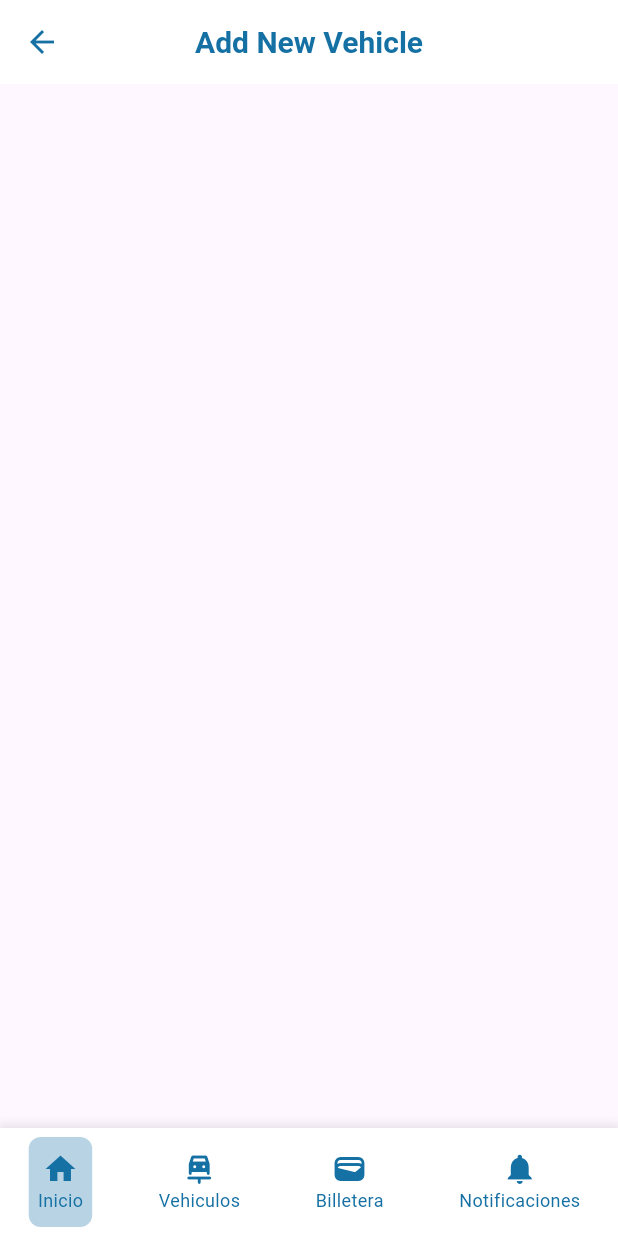
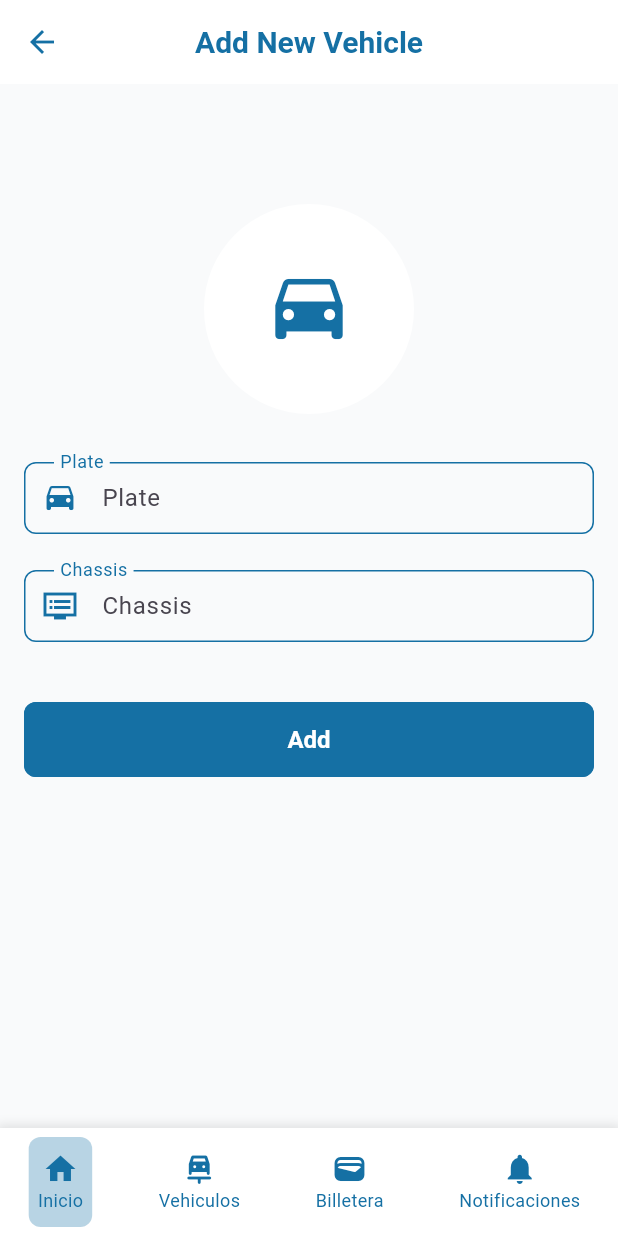
Before and after one commit to JhousefSilva1/st_FrontEnd, a Flutter app: the VehiclesView screen opened by its route, after a tap on the "add" icon, on a phone screen of 412 x 824 dp. Run offline on Flutter 3.47's test engine with Material 3 defaults, Android fonts, the phone set to English and light mode, and no system bars; our stand-ins replace flutter_svg, go_router.

Commit message:
add vehicles view and add vehicles view

```diff
--- a/lib/l10n/intl_en.arb
+++ b/lib/l10n/intl_en.arb
@@ -1,8 +1,10 @@
 {
     "appName": "Smart Tolls",
+    "add": "Add",
     "addVehicles": "Add New Vehicle",
+    "chassis": "Chassis",
+    "confirmPassword": "Confirm Password",
     "createAccount": "Create a new account in Smart Tolls",
-    "confirmPassword": "Confirm Password",
     "dni": "DNI",
     "dontHaveAnAccount": "Don't have an account? ",
     "email": "Email",
@@ -14,6 +16,7 @@
     "name": "Name",
     "next": "Next",
     "password": "Password",
+    "plate": "Plate",
     "phone": "Phone",
     "register": "Register",
     "start": "Start",
--- a/lib/l10n/intl_es.arb
+++ b/lib/l10n/intl_es.arb
@@ -1,8 +1,10 @@
 {
     "appName": "Smart Tolls",
+    "add": "Agregar",
     "addVehicles": "Agregar Nuevo Vehiculo",
+    "chassis": "Chasis",
+    "confirmPassword": "Confirmar contraseña",
     "createAccount": "Crea una nueva cuenta en Smart Tolls",
-    "confirmPassword": "Confirmar contraseña",
     "dni": "Carnet de identidad",
     "dontHaveAccount": "¿No tienes una cuenta? ",
     "email": "Correo electrónico",
@@ -14,6 +16,7 @@
     "name": "Nombres",
     "next": "Siguiente",
     "password": "Contraseña",
+    "plate": "Matrícula",
     "phone": "Telefono",
     "register": "Registrarse",
     "start": "Inicio",
--- a/lib/views/vehicles/add_vehicles_view.dart
+++ b/lib/views/vehicles/add_vehicles_view.dart
@@ -1,5 +1,6 @@
 import 'package:flutter/material.dart';
 import 'package:smarttolls/generated/l10n.dart';
+import 'package:smarttolls/style/app_style.dart';
 import 'package:smarttolls/widgets/widgets.dart';
 
 class AddVehiclesView extends StatelessWidget {
@@ -15,14 +16,42 @@ class AddVehiclesView extends StatelessWidget {
           centerTitle: true,
           text: S.of(context).addVehicles,
         ),
+        backgroundColor: AppStyle.ligthGrey,
         body: SingleChildScrollView(
           child: Padding(
-            padding: EdgeInsets.all(16),
+            padding: const EdgeInsets.all(16),
             child: Column(
               crossAxisAlignment: CrossAxisAlignment.center,
               mainAxisAlignment: MainAxisAlignment.center,
               children: [
-
+                const SizedBox(height: 64),
+                CircleAvatar(
+                  radius: 70,
+                  backgroundColor: AppStyle.white,
+                  child: IconButton(
+                    onPressed: () {},
+                    icon: const Icon(Icons.drive_eta, color: AppStyle.primary, size: 60),
+                  ),
+                ),
+                const SizedBox(height: 32),
+                CustomField(
+                  hintText: S.of(context).plate,
+                  keyboardType: TextInputType.text,
+                  onChanged: (value) {},
+                  prefixIcon: const Icon(Icons.drive_eta),
+                ),
+                const SizedBox(height: 16),
+                CustomField(
+                  hintText: S.of(context).chassis,
+                  keyboardType: TextInputType.text,
+                  onChanged: (value) {},
+                  prefixIcon: const Icon(Icons.dvr_sharp),
+                ),
+                const SizedBox(height: 32),
+                CustomButton(
+                  onPressed: (){},
+                  text: S.of(context).add,
+                ),
               ],
             ),
           ),
--- a/lib/views/vehicles/vehicles_view.dart
+++ b/lib/views/vehicles/vehicles_view.dart
@@ -25,47 +25,50 @@ class VehiclesView extends StatelessWidget {
           centerTitle: true,
           text: S.of(context).vehicles,
         ),
+        backgroundColor: AppStyle.ligthGrey,
         body: SingleChildScrollView(
           child: Padding(
-            padding: const EdgeInsets.all(32),
-            child: ListView.builder(
-              primary: true,
-              shrinkWrap: true,
+            padding: const EdgeInsets.all(16),
+            child: ListView.separated(
+              separatorBuilder: (context, index) => const SizedBox(height: 8),
               itemCount: 10,
               itemBuilder: (context, index) {
-                return Card(
-                  clipBehavior: Clip.antiAlias,
-                  child: Column(
+                return Container(
+                  decoration: BoxDecoration(
+                    border: Border.all(color: AppStyle.white, width: 1),
+                    borderRadius: const BorderRadius.all(Radius.circular(8)),
+                    color: AppStyle.white,
+                    boxShadow: [
+                      BoxShadow(
+                        color: Colors.black.withOpacity(0.1),
+                        blurRadius: 4,
+                        spreadRadius: 1
+                      ),
+                    ]
+                  ),
+                  child: Row(
                     children: [
-                      Image.asset('assets/car.jpg'),
-                      const ListTile(
-                        leading: Icon(Icons.car_repair_outlined, color: AppStyle.primary, size: 30),
-                        title: Text('5617-KNK'),
-                        subtitle: Column(
+                      const SizedBox(width: 8),
+                      Image.asset('assets/car.jpg', height: 120, width: 120),
+                      const SizedBox(width: 8),
+                      const Expanded(
+                        child: Column(
                           crossAxisAlignment: CrossAxisAlignment.start,
                           mainAxisAlignment: MainAxisAlignment.start,
                           children: [
-                            Row(
-                              crossAxisAlignment: CrossAxisAlignment.center,
-                              mainAxisAlignment: MainAxisAlignment.spaceBetween,
-                              children: [
-                                Text(
-                                  'Suzuki, Dzire',
-                                  style: TextStyle(fontSize: 16.0),
-                                ),
-                                Text(
-                                  '2022',
-                                  style: TextStyle(fontSize: 14.0),
-                                ),
-                              ],
-                            )
+                            Text('Suzuki, Dzire', style: TextStyle(fontSize: 16.0, fontWeight: FontWeight.w700)),
+                            Text('5617-KNK', style: TextStyle(fontSize: 14.0, fontWeight: FontWeight.w500)),
+                            Text('2022', style: TextStyle(fontSize: 14.0, fontWeight: FontWeight.w500)),
                           ],
-                        )
-                      ),
+                        ),
+                      )
                     ],
                   ),
                 );
               },
+              physics: const NeverScrollableScrollPhysics(),
+              primary: true,
+              shrinkWrap: true,
             ),
           ),
         ),
```
Also changed, not shown: lib/generated/intl/messages_en.dart, lib/generated/intl/messages_es.dart, lib/generated/l10n.dart.
